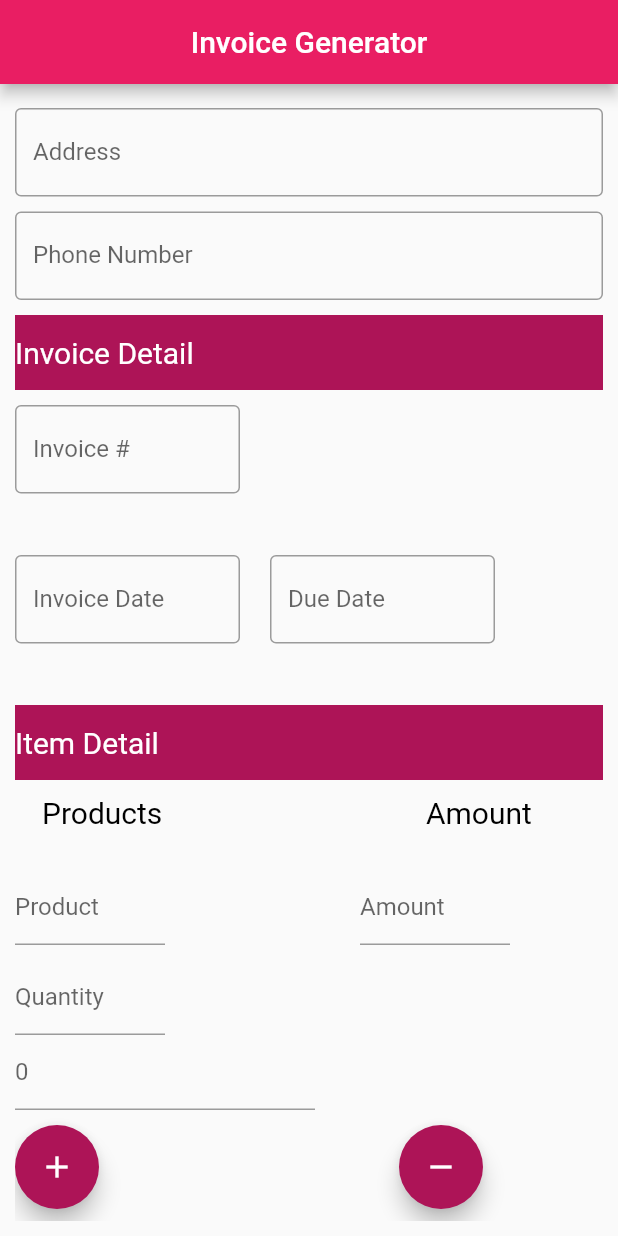
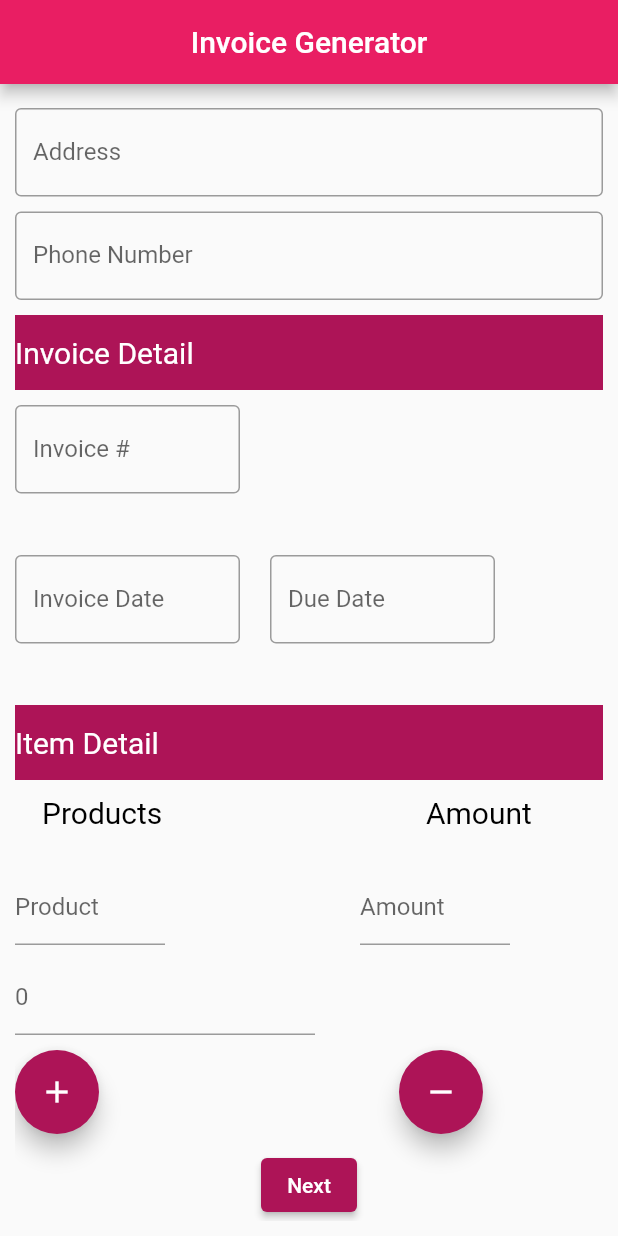
Before and after one commit to jensikhokhariya/invoice, a Flutter app: the screen it shows after launch, scrolled down 192 dp, on a phone screen of 412 x 824 dp. Run offline on Flutter 3.47's test engine with Material 2 defaults, Android fonts, the phone set to English and light mode, and no system bars.

Commit message:
10/5/2022

```diff
--- a/lib/screen/in_2.dart
+++ b/lib/screen/in_2.dart
@@ -9,8 +9,10 @@ class inmodel{
   dynamic Pro_na;
   dynamic amount;
   dynamic Quantity;
+  dynamic i;
+  dynamic d_value;
 
   inmodel(this.c_name,this.c_email,this.c_add,this.c_phon,this.i_num,this.i_date,this.due_date,
-      this.Pro_na,this.amount,this.Quantity);
+      this.Pro_na,this.amount,this.Quantity,this.i,this.d_value);
 
 }
--- a/lib/screen/invoice.dart
+++ b/lib/screen/invoice.dart
@@ -183,22 +183,6 @@ class _InvoiceState extends State<Invoice> {
                   ],
                 ),
                SizedBox(height: 10,),
-               Row(mainAxisAlignment: MainAxisAlignment.spaceBetween,
-                 children: [
-                   Container(
-                      height: 50,
-                      width: 100,
-                      child: TextField(
-                        controller: Quantity,
-                        decoration: InputDecoration(
-                          focusedBorder: UnderlineInputBorder(),
-                        labelText: "Quantity"
-                        ),
-                        keyboardType: TextInputType.number,
-                      ),
-                    ),
-                 ],
-               ),
               Row(
                 children: [
                   Container(
```
Also changed, not shown: lib/screen/in_1.dart (+18 -3 lines).
